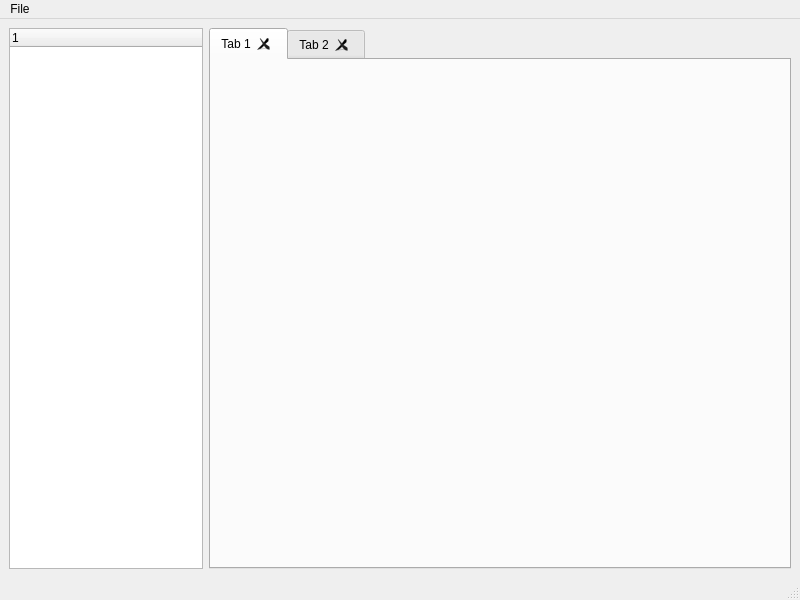
Before: the Qt Designer form src/mainwindow.ui in kitswas/File-Manager, drawn with Qt 5.
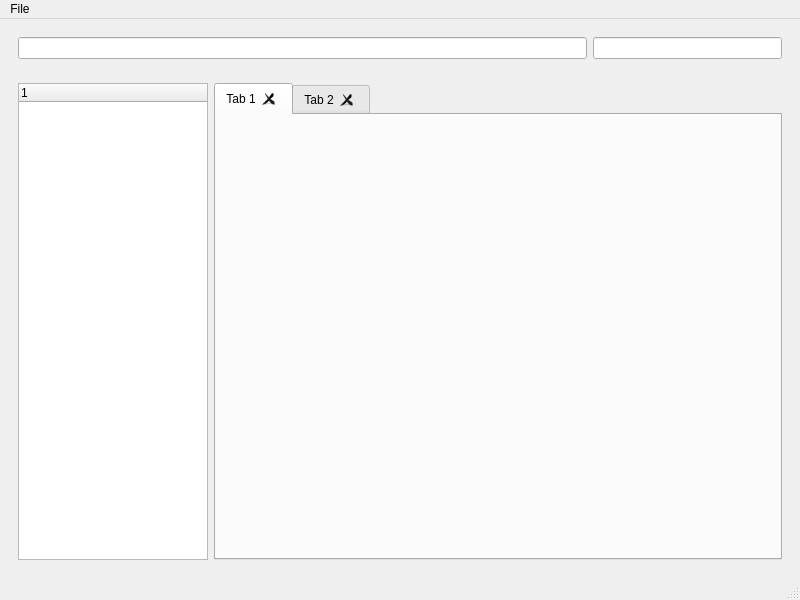
After: the same form once the commit is applied. Icons and pictures are not drawn.

Diff of the .ui file:
```diff
--- a/src/mainwindow.ui
+++ b/src/mainwindow.ui
@@ -18,8 +18,37 @@
     <normaloff>:/icons/icon-folder.red.full.png</normaloff>:/icons/icon-folder.red.full.png</iconset>
   </property>
   <widget class="QWidget" name="centralwidget">
+   <layout class="QVBoxLayout" name="verticalLayout">
+    <item>
+     <widget class="QWidget" name="groupNav" native="true">
    <layout class="QHBoxLayout" name="horizontalLayout">
     <item>
+        <widget class="QLineEdit" name="addressBar">
+         <property name="sizePolicy">
+          <sizepolicy hsizetype="Expanding" vsizetype="Fixed">
+           <horstretch>3</horstretch>
+           <verstretch>0</verstretch>
+          </sizepolicy>
+         </property>
+        </widget>
+       </item>
+       <item>
+        <widget class="QLineEdit" name="searchBar">
+         <property name="sizePolicy">
+          <sizepolicy hsizetype="Expanding" vsizetype="Fixed">
+           <horstretch>1</horstretch>
+           <verstretch>0</verstretch>
+          </sizepolicy>
+         </property>
+        </widget>
+       </item>
+      </layout>
+     </widget>
+    </item>
+    <item>
+     <widget class="QWidget" name="groupMain" native="true">
+      <layout class="QHBoxLayout" name="horizontalLayout_2">
+       <item>
      <widget class="QTreeWidget" name="treeWidget">
       <property name="sizePolicy">
        <sizepolicy hsizetype="Expanding" vsizetype="Expanding">
@@ -55,6 +84,9 @@
         <string>Tab 2</string>
        </attribute>
       </widget>
+        </widget>
+       </item>
+      </layout>
      </widget>
     </item>
    </layout>
```
Lines whose indentation alone changed are shown as unchanged.
